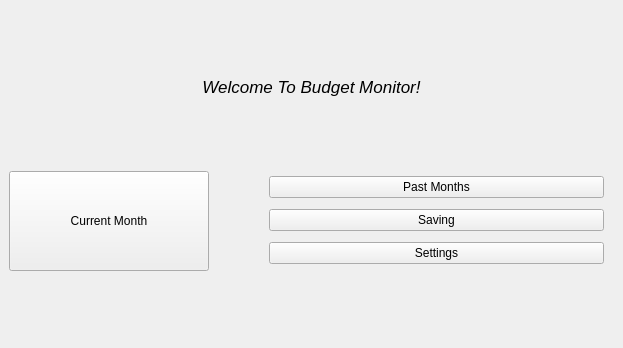
Old version of the form ui/mainwindow.ui in the repository NFBaeza/Budget-Monitor.
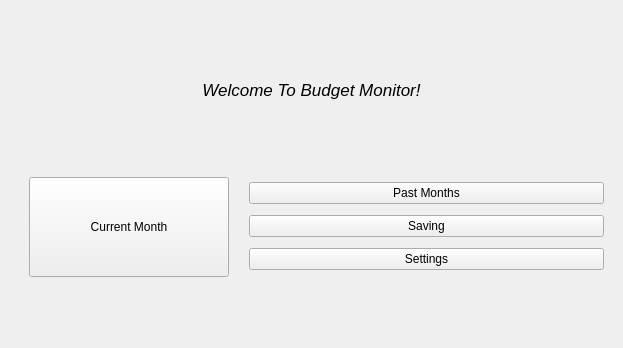
New version of the form. Icons and pictures are not drawn.

What changed in the file:
```diff
--- a/ui/mainwindow.ui
+++ b/ui/mainwindow.ui
@@ -29,10 +29,13 @@
    <property name="autoFillBackground">
     <bool>false</bool>
    </property>
-   <layout class="QVBoxLayout" name="verticalLayout_3" stretch="3,1">
+   <layout class="QVBoxLayout" name="verticalLayout_3" stretch="3,2">
     <property name="sizeConstraint">
      <enum>QLayout::SizeConstraint::SetDefaultConstraint</enum>
     </property>
+    <property name="bottomMargin">
+     <number>0</number>
+    </property>
     <item>
      <widget class="QLabel" name="labelTitle">
       <property name="sizePolicy">
@@ -58,11 +61,14 @@
      </widget>
     </item>
     <item>
-     <layout class="QHBoxLayout" name="horizontalLayout" stretch="0,1">
+     <layout class="QHBoxLayout" name="horizontalLayout" stretch="2,0">
       <property name="spacing">
-       <number>50</number>
+       <number>10</number>
       </property>
       <property name="leftMargin">
+       <number>20</number>
+      </property>
+      <property name="rightMargin">
        <number>0</number>
       </property>
       <item>
```
